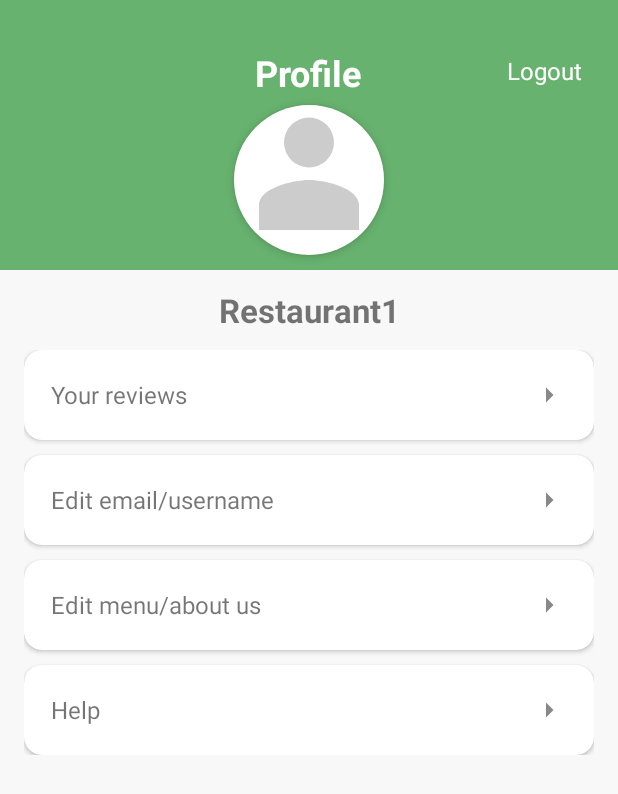
After one commit to JianingWangGit/CS15FYP, an Android app: the fragment BusinessProfileFragment shown on its own in the app's theme, on a phone screen of 412 x 824 dp. The commit adds this screen. Shown: the top 794 px of the screen. Run offline under Robolectric (Android 15) with nearby library versions, the phone set to English and light mode, and no system bars; our stand-ins replace CircleImageView.

Commit message:
Percy Branch

```diff
--- /dev/null
+++ b/app/src/main/java/com/example/cs_15_fyp/activities/BusinessProfileFragment.java
@@ -0,0 +1,37 @@
+package com.example.cs_15_fyp.fragments;
+
+import android.os.Bundle;
+import android.view.LayoutInflater;
+import android.view.View;
+import android.view.ViewGroup;
+import android.widget.TextView;
+import android.widget.Toast;
+
+import androidx.annotation.NonNull;
+import androidx.annotation.Nullable;
+import androidx.fragment.app.Fragment;
+
+import com.example.cs_15_fyp.R;
+
+public class BusinessProfileFragment extends Fragment {
+    @Nullable
+    @Override
+    public View onCreateView(@NonNull LayoutInflater inflater, @Nullable ViewGroup container, @Nullable Bundle savedInstanceState) {
+        View view = inflater.inflate(R.layout.fragment_business_profile, container, false);
+
+        TextView businessName = view.findViewById(R.id.business_name);
+        TextView logoutButton = view.findViewById(R.id.logout_button);
+        TextView yourReviews = view.findViewById(R.id.your_reviews);
+        TextView editEmail = view.findViewById(R.id.edit_email);
+        TextView editMenu = view.findViewById(R.id.edit_menu);
+        TextView help = view.findViewById(R.id.help);
+
+        logoutButton.setOnClickListener(v -> Toast.makeText(getActivity(), "Logout clicked", Toast.LENGTH_SHORT).show());
+        yourReviews.setOnClickListener(v -> Toast.makeText(getActivity(), "Your reviews clicked", Toast.LENGTH_SHORT).show());
+        editEmail.setOnClickListener(v -> Toast.makeText(getActivity(), "Edit email/username clicked", Toast.LENGTH_SHORT).show());
+        editMenu.setOnClickListener(v -> Toast.makeText(getActivity(), "Edit menu/about us clicked", Toast.LENGTH_SHORT).show());
+        help.setOnClickListener(v -> Toast.makeText(getActivity(), "Help clicked", Toast.LENGTH_SHORT).show());
+
+        return view;
+    }
+}
--- /dev/null
+++ b/app/src/main/res/drawable/circle_bg.xml
@@ -0,0 +1,4 @@
+<?xml version="1.0" encoding="utf-8"?>
+<shape xmlns:android="http://schemas.android.com/apk/res/android" android:shape="oval">
+    <solid android:color="#FFFFFF"/>
+</shape>
--- a/app/src/main/res/drawable/ic_arrow_right.xml
+++ b/app/src/main/res/drawable/ic_arrow_right.xml
@@ -5,6 +5,6 @@
     android:viewportWidth="24"
     android:viewportHeight="24">
     <path
-        android:fillColor="#CCCCCC"
-        android:pathData="M8.59,16.59L13.17,12L8.59,7.41L10,6L16,12L10,18L8.59,16.59Z"/>
+        android:fillColor="#888888"
+        android:pathData="M10,17l5,-5 -5,-5v10z"/>
 </vector>
--- a/app/src/main/res/drawable/ic_profile_placeholder.xml
+++ b/app/src/main/res/drawable/ic_profile_placeholder.xml
@@ -1,10 +1,10 @@
 <?xml version="1.0" encoding="utf-8"?>
 <vector xmlns:android="http://schemas.android.com/apk/res/android"
-    android:width="24dp"
-    android:height="24dp"
+    android:width="100dp"
+    android:height="100dp"
     android:viewportWidth="24"
     android:viewportHeight="24">
     <path
-        android:fillColor="#757575"
-        android:pathData="M12,12c2.21,0 4,-1.79 4,-4s-1.79,-4 -4,-4 -4,1.79 -4,4 1.79,4 4,4zM12,14c-2.67,0 -8,1.34 -8,4v2h16v-2c0,-2.66 -5.33,-4 -8,-4z"/>
+        android:fillColor="#CCCCCC"
+        android:pathData="M12,12c2.67,0 8,1.34 8,4v4H4v-4c0-2.66 5.33-4 8-4zm0-2a4,4 0 1,0 0,-8 4,4 0 0,0 0,8z"/>
 </vector>
--- /dev/null
+++ b/app/src/main/res/layout/fragment_business_profile.xml
@@ -0,0 +1,179 @@
+<?xml version="1.0" encoding="utf-8"?>
+<ScrollView
+    xmlns:android="http://schemas.android.com/apk/res/android"
+    xmlns:app="http://schemas.android.com/apk/res-auto"
+    android:layout_width="match_parent"
+    android:layout_height="match_parent"
+    android:background="#F8F8F8">
+
+    <LinearLayout
+        android:orientation="vertical"
+        android:layout_width="match_parent"
+        android:layout_height="wrap_content">
+
+        <!-- Header with green background -->
+        <RelativeLayout
+            android:layout_width="match_parent"
+            android:layout_height="180dp"
+            android:background="#67B26F">
+
+            <TextView
+                android:id="@+id/profile_title"
+                android:layout_width="wrap_content"
+                android:layout_height="wrap_content"
+                android:text="Profile"
+                android:textColor="#fff"
+                android:textSize="24sp"
+                android:textStyle="bold"
+                android:layout_centerHorizontal="true"
+                android:layout_marginTop="32dp"/>
+
+            <TextView
+                android:id="@+id/logout_button"
+                android:layout_width="wrap_content"
+                android:layout_height="wrap_content"
+                android:text="Logout"
+                android:textColor="#fff"
+                android:textSize="16sp"
+                android:layout_alignParentEnd="true"
+                android:layout_marginEnd="24dp"
+                android:layout_marginTop="36dp"
+                android:clickable="true"
+                android:focusable="true"/>
+
+            <ImageView
+                android:id="@+id/profile_image"
+                android:layout_width="100dp"
+                android:layout_height="100dp"
+                android:src="@drawable/ic_profile_placeholder"
+                android:layout_centerHorizontal="true"
+                android:layout_marginTop="70dp"
+                android:background="@drawable/circle_bg"
+                android:elevation="4dp"/>
+        </RelativeLayout>
+
+        <!-- Business Name -->
+        <TextView
+            android:id="@+id/business_name"
+            android:layout_width="match_parent"
+            android:layout_height="wrap_content"
+            android:text="Restaurant1"
+            android:textSize="22sp"
+            android:textStyle="bold"
+            android:gravity="center"
+            android:layout_marginTop="12dp"
+            android:layout_marginBottom="12dp"/>
+
+        <!-- Menu Items -->
+        <LinearLayout
+            android:orientation="vertical"
+            android:layout_width="match_parent"
+            android:layout_height="wrap_content"
+            android:paddingStart="16dp"
+            android:paddingEnd="16dp">
+
+            <androidx.cardview.widget.CardView
+                android:layout_width="match_parent"
+                android:layout_height="wrap_content"
+                android:layout_marginBottom="10dp"
+                app:cardElevation="2dp"
+                app:cardCornerRadius="12dp">
+                <LinearLayout
+                    android:orientation="horizontal"
+                    android:layout_width="match_parent"
+                    android:layout_height="wrap_content"
+                    android:padding="18dp"
+                    android:gravity="center_vertical">
+                    <TextView
+                        android:id="@+id/your_reviews"
+                        android:layout_width="0dp"
+                        android:layout_height="wrap_content"
+                        android:layout_weight="1"
+                        android:text="Your reviews"
+                        android:textSize="16sp"/>
+                    <ImageView
+                        android:layout_width="24dp"
+                        android:layout_height="24dp"
+                        android:src="@drawable/ic_arrow_right"/>
+                </LinearLayout>
+            </androidx.cardview.widget.CardView>
+
+            <androidx.cardview.widget.CardView
+                android:layout_width="match_parent"
+                android:layout_height="wrap_content"
+                android:layout_marginBottom="10dp"
+                app:cardElevation="2dp"
+                app:cardCornerRadius="12dp">
+                <LinearLayout
+                    android:orientation="horizontal"
+                    android:layout_width="match_parent"
+                    android:layout_height="wrap_content"
+                    android:padding="18dp"
+                    android:gravity="center_vertical">
+                    <TextView
+                        android:id="@+id/edit_email"
+                        android:layout_width="0dp"
+                        android:layout_height="wrap_content"
+                        android:layout_weight="1"
+                        android:text="Edit email/username"
+                        android:textSize="16sp"/>
+                    <ImageView
+                        android:layout_width="24dp"
+                        android:layout_height="24dp"
+                        android:src="@drawable/ic_arrow_right"/>
+                </LinearLayout>
+            </androidx.cardview.widget.CardView>
+
+            <androidx.cardview.widget.CardView
+                android:layout_width="match_parent"
+                android:layout_height="wrap_content"
+                android:layout_marginBottom="10dp"
+                app:cardElevation="2dp"
+                app:cardCornerRadius="12dp">
+                <LinearLayout
+                    android:orientation="horizontal"
+                    android:layout_width="match_parent"
+                    android:layout_height="wrap_content"
+                    android:padding="18dp"
+                    android:gravity="center_vertical">
+                    <TextView
+                        android:id="@+id/edit_menu"
+                        android:layout_width="0dp"
+                        android:layout_height="wrap_content"
+                        android:layout_weight="1"
+                        android:text="Edit menu/about us"
+                        android:textSize="16sp"/>
+                    <ImageView
+                        android:layout_width="24dp"
+                        android:layout_height="24dp"
+                        android:src="@drawable/ic_arrow_right"/>
+                </LinearLayout>
+            </androidx.cardview.widget.CardView>
+
+            <androidx.cardview.widget.CardView
+                android:layout_width="match_parent"
+                android:layout_height="wrap_content"
+                app:cardElevation="2dp"
+                app:cardCornerRadius="12dp">
+                <LinearLayout
+                    android:orientation="horizontal"
+                    android:layout_width="match_parent"
+                    android:layout_height="wrap_content"
+                    android:padding="18dp"
+                    android:gravity="center_vertical">
+                    <TextView
+                        android:id="@+id/help"
+                        android:layout_width="0dp"
+                        android:layout_height="wrap_content"
+                        android:layout_weight="1"
+                        android:text="Help"
+                        android:textSize="16sp"/>
+                    <ImageView
+                        android:layout_width="24dp"
+                        android:layout_height="24dp"
+                        android:src="@drawable/ic_arrow_right"/>
+                </LinearLayout>
+            </androidx.cardview.widget.CardView>
+        </LinearLayout>
+    </LinearLayout>
+</ScrollView>
```
